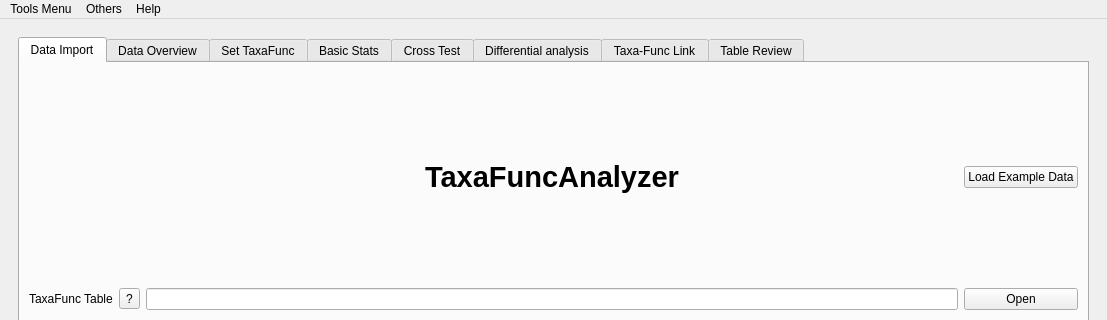
Before: the Qt Designer form utils/MetaX_GUI/MainWindow.ui in byemaxx/MetaX, drawn with Qt 5; both pictures show x 0 to 1107 and y 0 to 320 of the 1107 by 684 pixel window.
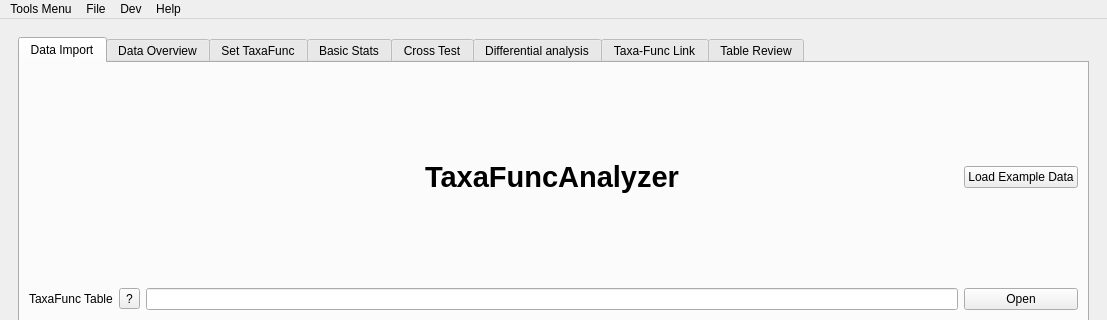
After: the same form once the commit is applied.

Commit message: modified:   utils/GUI.py     -   modified menus bar     -   added new menu bar for show and hide the console 	modified:   utils/version.py     -   updated version to 1.71.0

What changed in the file:
```diff
--- a/utils/MetaX_GUI/MainWindow.ui
+++ b/utils/MetaX_GUI/MainWindow.ui
@@ -5055,14 +5055,20 @@
    </widget>
    <widget class="QMenu" name="menuOthers">
     <property name="title">
-     <string>Others</string>
+     <string>File</string>
     </property>
     <addaction name="actionRestore_Last_TaxaFunc"/>
     <addaction name="actionSave_TaxaFunc"/>
+   </widget>
+   <widget class="QMenu" name="menuDev">
+    <property name="title">
+     <string>Dev</string>
+    </property>
     <addaction name="actionExport_Log_File"/>
    </widget>
    <addaction name="menuTools"/>
    <addaction name="menuOthers"/>
+   <addaction name="menuDev"/>
    <addaction name="menuHelp"/>
   </widget>
   <action name="actionTaxaFuncAnalyzer">
```
Left out of the diff: 6 changed lines with no effect on the pictures. The commit also changes 3 other files.
